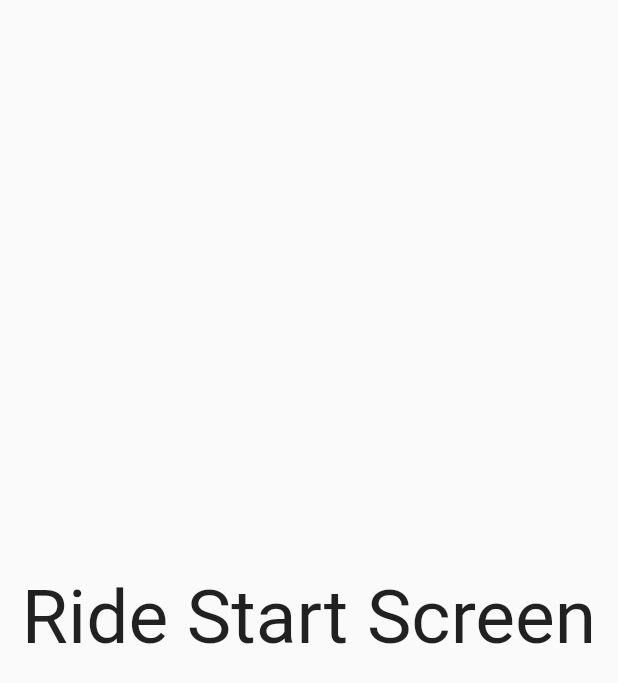
After one commit to Saadkc/ride_sharing_rider_app, a Flutter app: the RideStartScreen screen opened directly, on a phone screen of 412 x 824 dp. The commit adds this screen. Shown: the top 683 px of the screen. Run offline on Flutter 3.47's test engine with Material 2 defaults, Android fonts, the phone set to English and light mode, and no system bars; our stand-ins replace firebase_auth, firebase_core, firebase_database, flutter_rating_bar, fluttertoast, geolocator and 2 more; missing offline and left inert: flutter_geofire; accounts and stored records are empty.

Commit message:
shehroz branch

```diff
--- /dev/null
+++ b/lib/screens/ride/ride_start_screen.dart
@@ -0,0 +1,24 @@
+import 'package:flutter/material.dart';
+import 'package:flutter/src/widgets/framework.dart';
+import 'package:flutter/src/widgets/placeholder.dart';
+
+class RideStartScreen extends StatefulWidget {
+  const RideStartScreen({super.key});
+
+  @override
+  State<RideStartScreen> createState() => _RideStartScreenState();
+}
+
+class _RideStartScreenState extends State<RideStartScreen> {
+  @override
+  Widget build(BuildContext context) {
+    return const Scaffold(
+      body: Center(
+        child: Text(
+          "Ride Start Screen",
+          style: TextStyle(fontSize: 50),
+        ),
+      ),
+    );
+  }
+}
```
Also changed, not shown: lib/screens/ride/request_ride_screen.dart (+15 -3 lines), lib/tabPages/home_tab.dart (line endings or trailing spaces), pubspec.lock.
